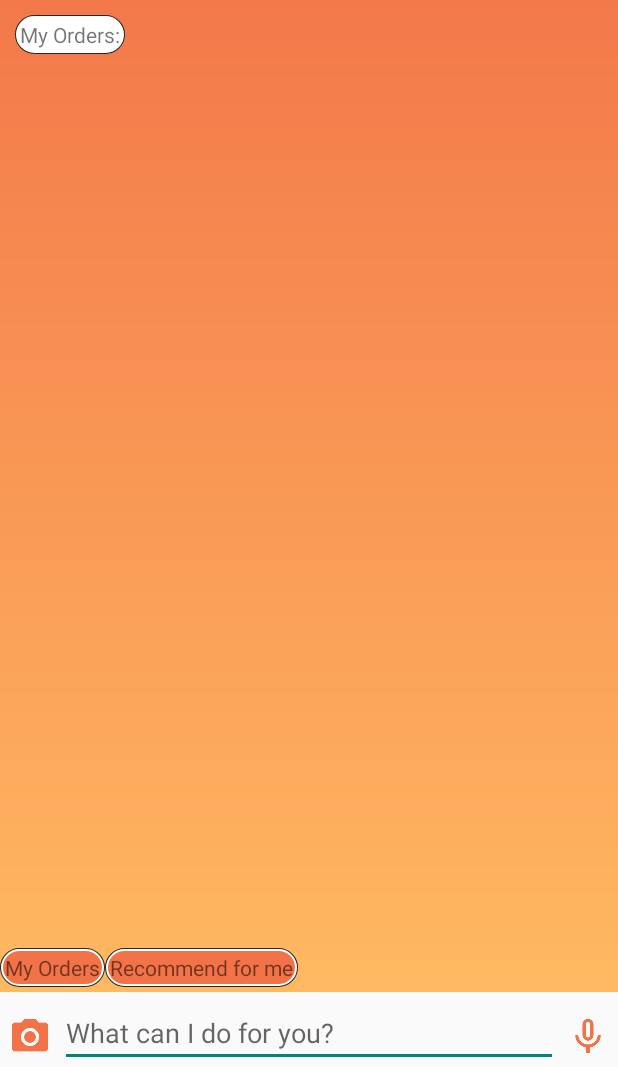
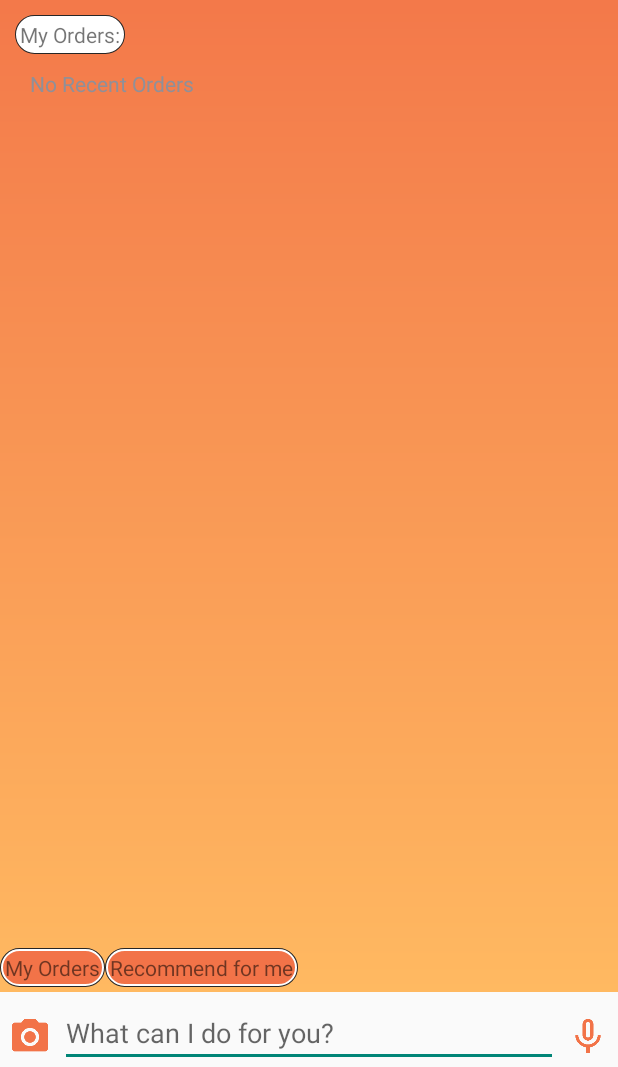
Before and after one commit to jlyons6100/Shoppy, an Android app: the MainActivity screen opened directly, with no data from a screen before it, after a tap on "My Orders", on a phone screen of 412 x 824 dp, the part 169-1236 px from its top. Run offline under Robolectric (Android 15) with nearby library versions, the phone set to English and light mode, and no system bars.

Commit message:
My orders fully working.

```diff
--- a/app/src/main/java/com/shoppy/shoppy/MainActivity.java
+++ b/app/src/main/java/com/shoppy/shoppy/MainActivity.java
@@ -361,11 +361,27 @@ public class MainActivity extends AppCompatActivity {
     }
 
     public void handleMyOrders(LinearLayout ll) {
-        /*Context context = getApplicationContext();
-        CharSequence text = "My orders not implemented!";
-        int duration = Toast.LENGTH_SHORT;
-        Toast toast = Toast.makeText(context, text, duration);
-        toast.show();*/
+        if (orders.size() == 0){
+            LinearLayout card = new LinearLayout(getApplicationContext());
+            LinearLayout.LayoutParams layoutParams = new LinearLayout.LayoutParams(
+                    LinearLayout.LayoutParams.WRAP_CONTENT, LinearLayout.LayoutParams.WRAP_CONTENT);
+            int margin = (int) convertDpToPixel(10, getApplicationContext());
+            layoutParams.setMargins(margin, margin, 0, 0);
+            card.setLayoutParams(layoutParams);
+            card.setOrientation(LinearLayout.HORIZONTAL);
+            int width = (int) convertDpToPixel(50, getApplicationContext());
+            int height = (int) convertDpToPixel(50, getApplicationContext());
+
+            TextView text1 = new TextView(getApplicationContext());
+            LinearLayout.LayoutParams parmsText = new LinearLayout.LayoutParams(width * 4, height * 2);
+            parmsText.setMargins(margin, 0, 0, 0);
+            text1.setLayoutParams(parmsText);
+            text1.setWidth((int) convertDpToPixel(175, getApplicationContext()));
+            text1.setHeight((int) convertDpToPixel(75, getApplicationContext()));
+            text1.setText("No Recent Orders");
+            card.addView(text1);
+            ll.addView(card);
+        }
         for (int i = 0; i < orders.size(); i++) {
             for (int j = 0; j < orders.get(i).size(); j++)
             {
```
